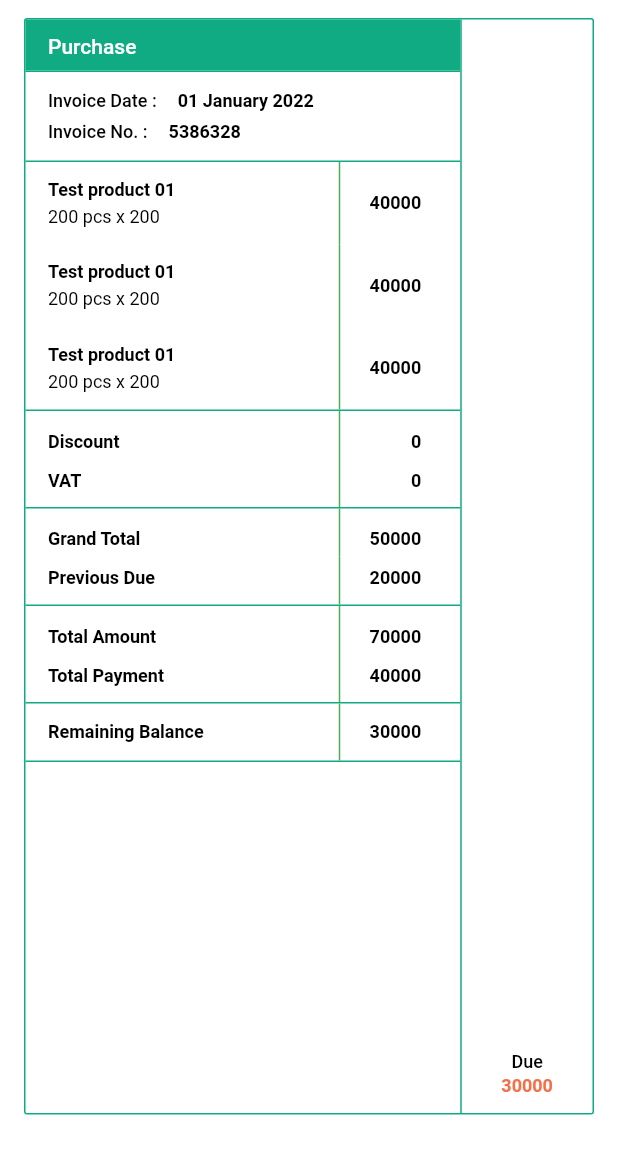
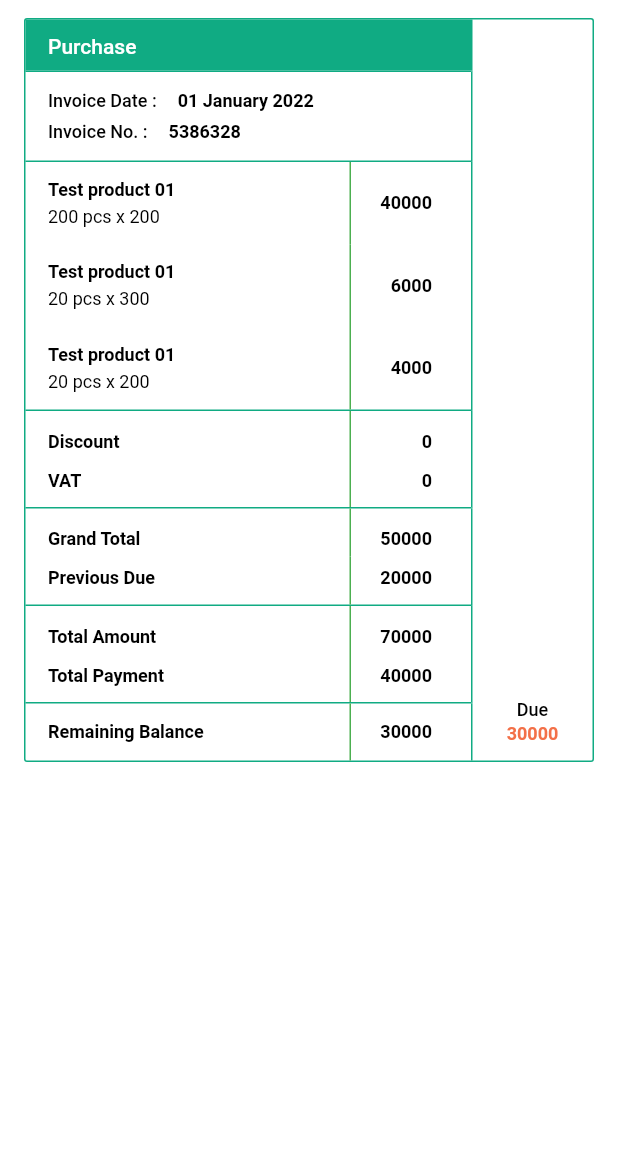
Before and after one commit to OmarFaruk-BD/company_app_design, a Flutter app: the screen it shows after launch, on a phone screen of 412 x 824 dp, the part 84-1236 px from its top. Run offline on Flutter 3.47's test engine with Material 2 defaults, Android fonts, the phone set to English and light mode, and no system bars.

Commit message:
Add Purchase Table

```diff
--- a/lib/table_data/screens/table_data_page.dart
+++ b/lib/table_data/screens/table_data_page.dart
@@ -1,11 +1,7 @@
 // ignore_for_file: prefer_const_constructors, prefer_const_literals_to_create_immutables
 
 import 'package:demo_limited_company_app/drawer/widgets/custom_drawer.dart';
-import 'package:demo_limited_company_app/table_data/widgets/invoice_data.dart';
-import 'package:demo_limited_company_app/table_data/widgets/product_details.dart';
-import 'package:demo_limited_company_app/table_data/widgets/remaining_balance_widget.dart';
-import 'package:demo_limited_company_app/table_data/widgets/transaction_details_box.dart';
-import 'package:demo_limited_company_app/table_data/widgets/transaction_header.dart';
+import 'package:demo_limited_company_app/table_data/widgets/purchase_table.dart';
 import 'package:flutter/material.dart';
 
 class TableDataPage extends StatelessWidget {
@@ -52,102 +48,12 @@ class TableDataPage extends StatelessWidget {
   }
 
   Widget _buildBody() {
-    return Padding(
+    return ListView(
+      shrinkWrap: true,
       padding: const EdgeInsets.only(top: 12, left: 16, right: 16, bottom: 25),
-      child: Container(
-        decoration: BoxDecoration(
-          border: Border.all(color: const Color(0xFF10AB83)),
-          borderRadius: const BorderRadius.all(Radius.circular(2)),
-        ),
-        child: Row(
-          children: [
-            Expanded(
-              flex: 263,
-              child: Column(
-                crossAxisAlignment: CrossAxisAlignment.start,
-                children: [
-                  TransactionHeader(
-                    transactionHeaderName: 'Purchase',
-                  ),
-                  InvoiceOrReturnBox(),
-                  Container(
-                    decoration: const BoxDecoration(
-                      border: Border(
-                        bottom: BorderSide(color: Color(0xFF10AB83)),
-                      ),
-                    ),
-                    child: Column(
-                      children: [
-                        ProductDetails(),
-                        ProductDetails(),
-                        ProductDetails(),
-                      ],
-                    ),
-                  ),
-                  TransactionDoubleItemBox(
-                    firstItemName: 'Discount',
-                    firstItemAmount: '0',
-                    secondItemName: 'VAT',
-                    secondItemAmount: '0',
-                  ),
-                  TransactionDoubleItemBox(
-                    firstItemName: 'Grand Total',
-                    firstItemAmount: '50000',
-                    secondItemName: 'Previous Due',
-                    secondItemAmount: '20000',
-                  ),
-                  TransactionDoubleItemBox(
-                    firstItemName: 'Total Amount',
-                    firstItemAmount: '70000',
-                    secondItemName: 'Total Payment',
-                    secondItemAmount: '40000',
-                  ),
-                  RemainingBalanceBox(),
-                ],
-              ),
-            ),
-            Expanded(
-              flex: 80,
-              child: Container(
-                // height: double.maxFinite,
-                width: double.maxFinite,
-                padding: const EdgeInsets.only(bottom: 10),
-                decoration: const BoxDecoration(
-                  border: Border(
-                    left: BorderSide(color: Color(0xFF10AB83)),
-                  ),
-                ),
-                child: Align(
-                  alignment: Alignment.bottomCenter,
-                  child: RichText(
-                    textAlign: TextAlign.center,
-                    text: const TextSpan(
-                      text: 'Due\n',
-                      style: TextStyle(
-                        fontSize: 12,
-                        color: Colors.black,
-                        fontWeight: FontWeight.w500,
-                        height: 1.3,
-                      ),
-                      children: [
-                        TextSpan(
-                          text: '30000',
-                          style: TextStyle(
-                            fontSize: 12,
-                            color: Color(0xFFF37048),
-                            fontWeight: FontWeight.w600,
-                            height: 1.3,
-                          ),
-                        ),
-                      ],
-                    ),
-                  ),
-                ),
-              ),
-            ),
-          ],
-        ),
-      ),
+      children: [
+        PurchaseTable(),
+      ],
     );
   }
 }
--- /dev/null
+++ b/lib/table_data/widgets/due_box.dart
@@ -0,0 +1,41 @@
+import 'package:flutter/material.dart';
+
+class DueBoxWidget extends StatelessWidget {
+  const DueBoxWidget({
+    Key? key,
+    this.amount = '30000',
+  }) : super(key: key);
+
+  final String amount;
+
+  @override
+  Widget build(BuildContext context) {
+    return Container(
+      width: 80,
+      padding: const EdgeInsets.only(bottom: 10),
+      child: RichText(
+        textAlign: TextAlign.center,
+        text: TextSpan(
+          text: 'Due\n',
+          style: const TextStyle(
+            fontSize: 12,
+            color: Colors.black,
+            fontWeight: FontWeight.w500,
+            height: 1.3,
+          ),
+          children: [
+            TextSpan(
+              text: amount,
+              style: const TextStyle(
+                fontSize: 12,
+                color: Color(0xFFF37048),
+                fontWeight: FontWeight.w600,
+                height: 1.3,
+              ),
+            ),
+          ],
+        ),
+      ),
+    );
+  }
+}
--- a/lib/table_data/widgets/invoice_data.dart
+++ b/lib/table_data/widgets/invoice_data.dart
@@ -21,6 +21,7 @@ class InvoiceOrReturnBox extends StatelessWidget {
         border: Border(
           top: BorderSide(color: Color(0xFF10AB83)),
           bottom: BorderSide(color: Color(0xFF10AB83)),
+          right: BorderSide(color: Color(0xFF10AB83)),
         ),
       ),
       child: Padding(
--- /dev/null
+++ b/lib/table_data/widgets/purchase_table.dart
@@ -0,0 +1,99 @@
+import 'package:demo_limited_company_app/table_data/widgets/due_box.dart';
+import 'package:demo_limited_company_app/table_data/widgets/invoice_data.dart';
+import 'package:demo_limited_company_app/table_data/widgets/product_details.dart';
+import 'package:demo_limited_company_app/table_data/widgets/remaining_balance_widget.dart';
+import 'package:demo_limited_company_app/table_data/widgets/transaction_details_box.dart';
+import 'package:demo_limited_company_app/table_data/widgets/transaction_header.dart';
+import 'package:flutter/material.dart';
+
+class PurchaseTable extends StatelessWidget {
+  const PurchaseTable({
+    Key? key,
+  }) : super(key: key);
+
+  @override
+  Widget build(BuildContext context) {
+    return Container(
+      decoration: BoxDecoration(
+        border: Border.all(color: const Color(0xFF10AB83)),
+        borderRadius: const BorderRadius.all(Radius.circular(2)),
+      ),
+      child: Row(
+        mainAxisAlignment: MainAxisAlignment.end,
+        crossAxisAlignment: CrossAxisAlignment.end,
+        children: [
+          Expanded(
+            child: Column(
+              crossAxisAlignment: CrossAxisAlignment.start,
+              mainAxisSize: MainAxisSize.min,
+              children: [
+                const TransactionHeader(
+                  transactionHeaderName: 'Purchase',
+                ),
+                InvoiceOrReturnBox(
+                  date: '01 January 2022',
+                  invoiceOrReturnNo: '5386328',
+                  isInvoiceBox: true,
+                ),
+                Container(
+                  decoration: const BoxDecoration(
+                    border: Border(
+                      bottom: BorderSide(color: Color(0xFF10AB83)),
+                      right: BorderSide(color: Color(0xFF10AB83)),
+                    ),
+                  ),
+                  child: Column(
+                    children: const [
+                      ProductDetails(
+                        productName: 'Test product 01',
+                        pcsCount: '200',
+                        countNumber: '200',
+                        amount: '40000',
+                      ),
+                      ProductDetails(
+                        productName: 'Test product 01',
+                        pcsCount: '20',
+                        countNumber: '300',
+                        amount: '6000',
+                      ),
+                      ProductDetails(
+                        productName: 'Test product 01',
+                        pcsCount: '20',
+                        countNumber: '200',
+                        amount: '4000',
+                      ),
+                    ],
+                  ),
+                ),
+                const TransactionDoubleItemBox(
+                  firstItemName: 'Discount',
+                  firstItemAmount: '0',
+                  secondItemName: 'VAT',
+                  secondItemAmount: '0',
+                ),
+                const TransactionDoubleItemBox(
+                  firstItemName: 'Grand Total',
+                  firstItemAmount: '50000',
+                  secondItemName: 'Previous Due',
+                  secondItemAmount: '20000',
+                ),
+                const TransactionDoubleItemBox(
+                  firstItemName: 'Total Amount',
+                  firstItemAmount: '70000',
+                  secondItemName: 'Total Payment',
+                  secondItemAmount: '40000',
+                ),
+                const RemainingBalanceBox(
+                  amount: '30000',
+                ),
+              ],
+            ),
+          ),
+          const DueBoxWidget(
+            amount: '30000',
+          ),
+        ],
+      ),
+    );
+  }
+}
--- a/lib/table_data/widgets/remaining_balance_widget.dart
+++ b/lib/table_data/widgets/remaining_balance_widget.dart
@@ -13,7 +13,7 @@ class RemainingBalanceBox extends StatelessWidget {
     return Container(
       decoration: const BoxDecoration(
         border: Border(
-          bottom: BorderSide(color: Color(0xFF10AB83)),
+          right: BorderSide(color: Color(0xFF10AB83)),
         ),
       ),
       child: Row(
--- a/lib/table_data/widgets/transaction_details_box.dart
+++ b/lib/table_data/widgets/transaction_details_box.dart
@@ -20,6 +20,7 @@ class TransactionDoubleItemBox extends StatelessWidget {
       decoration: const BoxDecoration(
         border: Border(
           bottom: BorderSide(color: Color(0xFF10AB83)),
+          right: BorderSide(color: Color(0xFF10AB83)),
         ),
       ),
       child: Column(
```
